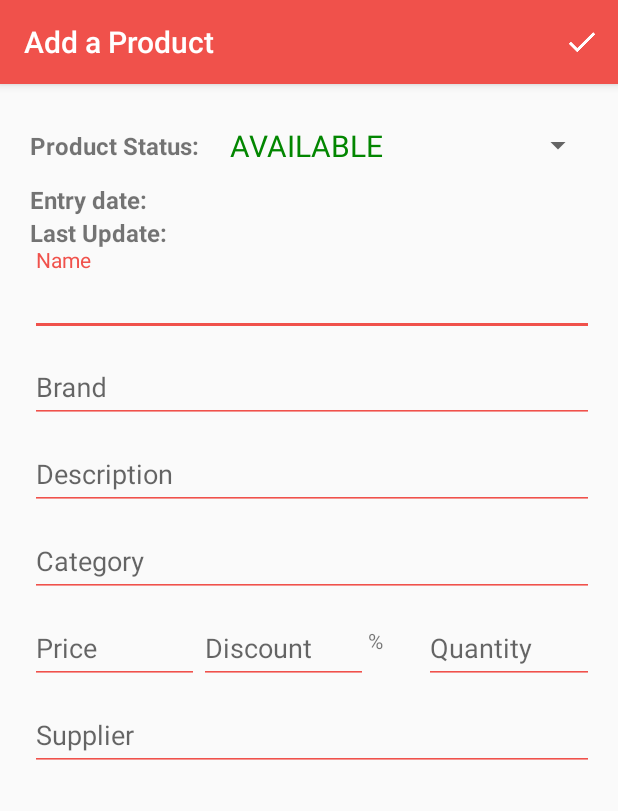
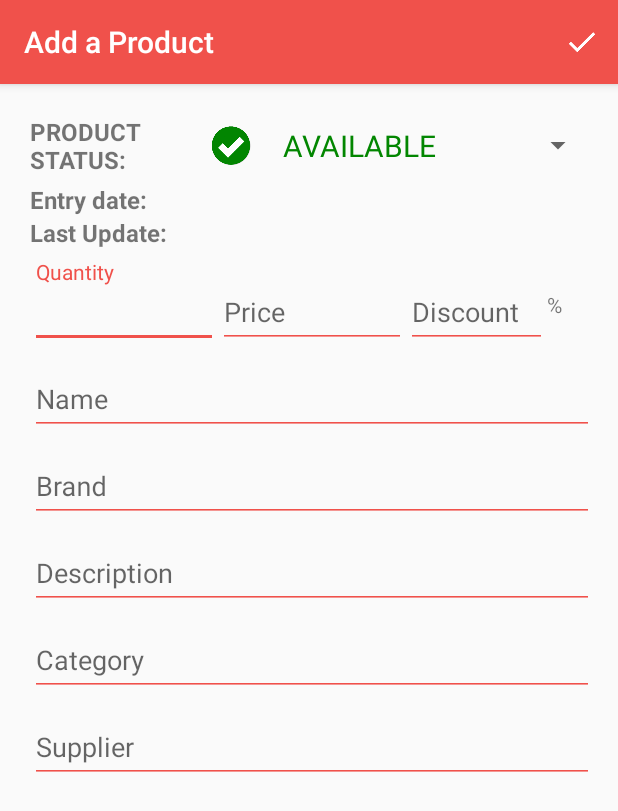
Before and after one commit to jesselima/nanodegree-android-basic-inventory-app, an Android app: the EditorActivity screen opened directly, with no data from a screen before it, on a phone screen of 412 x 824 dp. Shown: the top 811 px of the screen. Run offline under Robolectric (Android 15) with nearby library versions, the phone set to English and light mode, and no system bars.

Commit message:
fix: validation for out of stock product status
When a product has quantity == 0 the status is set to OUT_OF_STOCK on the UI.
Status has a icon alert for a better user experience.

```diff
--- a/app/src/main/java/com/udacity/inventory/EditorActivity.java
+++ b/app/src/main/java/com/udacity/inventory/EditorActivity.java
@@ -21,6 +21,7 @@ import android.view.View;
 import android.widget.AdapterView;
 import android.widget.ArrayAdapter;
 import android.widget.EditText;
+import android.widget.ImageView;
 import android.widget.Spinner;
 import android.widget.TextView;
 import android.widget.Toast;
@@ -49,11 +50,13 @@ public class EditorActivity extends AppCompatActivity implements
     private TextView mEntryDateEditText, mUpdatedDateEditText;
     private Spinner mProductStatusSpinner;
 
+    private ImageView mImageProductStatus;
+
     private Toast toast;
     private long currentProductEntryDate;
     private boolean isEditingProduct = false;
 
-    private int mProductStatus = ProductEntry.PRODUCT_STATUS_OUT_OF_STOCK;
+    private int mProductStatus = ProductEntry.PRODUCT_STATUS_AVAILABLE;
     private boolean mProductHasChanged = false;
 
     private View.OnTouchListener mTouchListener = new View.OnTouchListener() {
@@ -93,6 +96,8 @@ public class EditorActivity extends AppCompatActivity implements
         mUpdatedDateEditText = findViewById(R.id.tv_updated_date);
         mProductStatusSpinner = findViewById(R.id.spinner_status);
 
+        mImageProductStatus = findViewById(R.id.iv_product_status);
+
         mNameEditText.setOnTouchListener(mTouchListener);
         mBrandEditText.setOnTouchListener(mTouchListener);
         mDescriptionEditText.setOnTouchListener(mTouchListener);
@@ -122,16 +127,19 @@ public class EditorActivity extends AppCompatActivity implements
                         /* Changes spinner font size and color. Color changes according to its position */
                         ((TextView) parent.getChildAt(0)).setTextColor(ContextCompat.getColor(getApplicationContext(), R.color.colorSpinnerAvailable));
                         ((TextView) parent.getChildAt(0)).setTextSize(20);
+                        mImageProductStatus.setImageResource(R.drawable.ic_product_available_shadow);
                     } else if (selection.equals(getString(R.string.product_status_out_of_stock))) {
                         mProductStatus = ProductEntry.PRODUCT_STATUS_OUT_OF_STOCK;
                         /* Changes spinner font size and color. Color changes according to its position */
                         ((TextView) parent.getChildAt(0)).setTextColor(ContextCompat.getColor(getApplicationContext(), R.color.colorSpinnerOutOfStock));
                         ((TextView) parent.getChildAt(0)).setTextSize(20);
+                        mImageProductStatus.setImageResource(R.drawable.ic_product_out_of_stock_shadow);
                     } else {
                         mProductStatus = ProductEntry.PRODUCT_STATUS_OUT_OF_MARKET;
                         /* Changes spinner font size and color. Color changes according to its position */
                         ((TextView) parent.getChildAt(0)).setTextColor(ContextCompat.getColor(getApplicationContext(), R.color.colorSpinnerOutOfMarket));
                         ((TextView) parent.getChildAt(0)).setTextSize(20);
+                        mImageProductStatus.setImageResource(R.drawable.ic_product_deprecated_shadow);
                     }
                 }
             }
@@ -144,12 +152,8 @@ public class EditorActivity extends AppCompatActivity implements
         });
     }
 
-
-
     @Override
     public boolean onCreateOptionsMenu(Menu menu) {
-        // Inflate the menu options from the res/menu/menu_editor.xml file.
-        // This adds menu items to the app bar.
         getMenuInflater().inflate(R.menu.menu_editor, menu);
         return true;
     }
@@ -293,8 +297,8 @@ public class EditorActivity extends AppCompatActivity implements
             String  category =      cursor.getString(categoryColumnIndex);
             double  price =         cursor.getDouble(priceColumnIndex);
             int     discount =      cursor.getInt(discountColumnIndex);
+            String  supplier =      cursor.getString(supplierColumnIndex);
             int     quantity =      cursor.getInt(quantityColumnIndex);
-            String  supplier =      cursor.getString(supplierColumnIndex);
 
             long entryDateLong = cursor.getInt(entryDateColumnIndex);
                 // Convert the date to a friendly format
@@ -302,7 +306,8 @@ public class EditorActivity extends AppCompatActivity implements
                 Calendar calendar = Calendar.getInstance();
                 calendar.setTimeInMillis(entryDateLong * 1000);
                 String entryDate =  formatter.format(calendar.getTime());
-
+                // Product data has been return from data. Sou we need to set the currentProductEntryDate == to the product date returned.
+                // This avoid to update the entry date while updating others products fields.
                 currentProductEntryDate = entryDateLong;
 
             long updatedDateLong = cursor.getInt(updatedColumnIndex);
@@ -326,7 +331,22 @@ public class EditorActivity extends AppCompatActivity implements
             mEntryDateEditText.setText(String.valueOf(entryDate));
             mUpdatedDateEditText.setText(String.valueOf(updatedDate));
 
+            /* Status codes:
+            * AVAILABLE = 0;
+            * OUT_OF_STOCK = 1;
+            * DEPRECATED = 2;
+            */
             int status = cursor.getInt(statusColumnIndex);
+            if (status == 2){
+                doToast("Attention! This product is deprecated.");
+            }else if (quantity == 0){
+                status = ProductEntry.PRODUCT_STATUS_OUT_OF_STOCK; // if quantity is 1 set status to out of stock.
+            }else if (quantity >= 1){
+                status = ProductEntry.PRODUCT_STATUS_AVAILABLE;
+            }
+
+
+
             switch (status) {
                 case ProductEntry.PRODUCT_STATUS_AVAILABLE:
                     mProductStatusSpinner.setSelection(status);
@@ -462,9 +482,6 @@ public class EditorActivity extends AppCompatActivity implements
         }
     }
 
-
-
-
     private void doToast(String string) {
         if (toast != null) {
             toast.cancel();
--- a/app/src/main/java/com/udacity/inventory/data/ProductContract.java
+++ b/app/src/main/java/com/udacity/inventory/data/ProductContract.java
@@ -49,6 +49,9 @@ public final class ProductContract {
             }
             return false;
         }
+
+
+
     }
 
 }
--- a/app/src/main/res/layout/activity_editor.xml
+++ b/app/src/main/res/layout/activity_editor.xml
@@ -25,6 +25,8 @@
                 android:orientation="vertical"
                 android:paddingLeft="4dp">
 
+
+
                 <LinearLayout
                     android:id="@+id/container_status"
                     android:layout_width="match_parent"
@@ -33,18 +35,26 @@
                     <TextView
                         android:layout_width="0dp"
                         android:layout_height="match_parent"
-                        android:layout_weight="1"
+                        android:layout_weight="2"
+                        android:textAllCaps="true"
                         android:gravity="center_vertical"
                         android:text="Product Status:"
                         android:textSize="16sp"
                         android:textStyle="bold"/>
+                    <ImageView
+                        android:id="@+id/iv_product_status"
+                        android:layout_width="0dp"
+                        android:layout_height="match_parent"
+                        android:layout_weight="1"
+                        android:padding="12dp"
+                        android:src="@drawable/ic_product_available_shadow"/>
                     <Spinner
                         android:id="@+id/spinner_status"
                         android:layout_width="0dp"
                         android:layout_height="50dp"
-                        android:layout_weight="2"
-                        android:spinnerMode="dropdown"
-                        android:tooltipText="Clique me"/>
+                        android:layout_weight="4"
+                        android:spinnerMode="dropdown"/>
+
                 </LinearLayout>
 
                 <LinearLayout
@@ -71,7 +81,8 @@
                 <LinearLayout
                     android:layout_width="match_parent"
                     android:layout_height="wrap_content"
-                    android:orientation="horizontal">
+                    android:orientation="horizontal"
+                    android:layout_marginBottom="8dp">
                     <TextView
                         android:layout_width="0dp"
                         android:layout_height="match_parent"
@@ -89,6 +100,65 @@
                         android:textSize="16sp"
                         tools:text="01/05/2018"/>
                 </LinearLayout>
+
+                <LinearLayout
+                    android:layout_width="match_parent"
+                    android:layout_height="wrap_content"
+                    android:orientation="horizontal">
+                    <!-- Product Quantity -->
+                    <android.support.design.widget.TextInputLayout
+                        android:layout_width="0dp"
+                        android:layout_height="wrap_content"
+                        android:layout_weight="4"
+                        app:hintTextAppearance="@style/formHintText">
+                        <EditText
+                            android:id="@+id/edit_product_quantity"
+                            android:layout_width="match_parent"
+                            android:layout_height="wrap_content"
+                            android:hint="Quantity"
+                            android:inputType="number"
+                            android:maxLines="1"
+                            android:theme="@style/formEditText" />
+                    </android.support.design.widget.TextInputLayout>
+                    <!-- Product Price -->
+                    <android.support.design.widget.TextInputLayout
+                        android:layout_width="0dp"
+                        android:layout_height="wrap_content"
+                        android:layout_weight="4"
+                        app:hintTextAppearance="@style/formHintText">
+                        <EditText
+                            android:id="@+id/edit_product_price"
+                            android:layout_width="match_parent"
+                            android:layout_height="wrap_content"
+                            android:hint="Price"
+                            android:inputType="numberDecimal"
+                            android:maxLines="1"
+                            android:theme="@style/formEditText" />
+                    </android.support.design.widget.TextInputLayout>
+                    <!-- Product Discount -->
+                    <android.support.design.widget.TextInputLayout
+                        android:layout_width="0dp"
+                        android:layout_height="wrap_content"
+                        android:layout_weight="3"
+                        app:hintTextAppearance="@style/formHintText">
+                        <EditText
+                            android:id="@+id/edit_product_discount"
+                            android:layout_width="match_parent"
+                            android:layout_height="wrap_content"
+                            android:hint="Discount"
+                            android:inputType="numberDecimal"
+                            android:maxLines="1"
+                            android:theme="@style/formEditText" />
+                    </android.support.design.widget.TextInputLayout>
+                    <!-- Discount % symbol -->
+                    <TextView
+                        android:layout_width="0dp"
+                        android:layout_height="wrap_content"
+                        android:layout_gravity="center_vertical"
+                        android:layout_weight="1"
+                        android:text="%"/>
+                </LinearLayout>
+
                 <!-- Product Name -->
                 <android.support.design.widget.TextInputLayout
                     android:layout_width="match_parent"
@@ -149,68 +219,6 @@
                         android:theme="@style/formEditText" />
                 </android.support.design.widget.TextInputLayout>
 
-                <LinearLayout
-                    android:layout_width="match_parent"
-                    android:layout_height="wrap_content"
-                    android:orientation="horizontal">
-                    <!-- Product Price -->
-                    <android.support.design.widget.TextInputLayout
-                        android:layout_width="0dp"
-                        android:layout_height="wrap_content"
-                        android:layout_weight="3"
-                        app:hintTextAppearance="@style/formHintText">
-                        <EditText
-                            android:id="@+id/edit_product_price"
-                            android:layout_width="match_parent"
-                            android:layout_height="wrap_content"
-                            android:hint="Price"
-                            android:inputType="numberDecimal"
-                            android:maxLines="1"
-                            android:theme="@style/formEditText" />
-                    </android.support.design.widget.TextInputLayout>
-
-
-                    <!-- Product Discount -->
-                    <android.support.design.widget.TextInputLayout
-                        android:layout_width="0dp"
-                        android:layout_height="wrap_content"
-                        android:layout_weight="3"
-                        app:hintTextAppearance="@style/formHintText">
-                        <EditText
-                            android:id="@+id/edit_product_discount"
-                            android:layout_width="match_parent"
-                            android:layout_height="wrap_content"
-                            android:hint="Discount"
-                            android:inputType="numberDecimal"
-                            android:maxLines="1"
-                            android:theme="@style/formEditText" />
-                    </android.support.design.widget.TextInputLayout>
-
-                    <TextView
-                        android:layout_width="0dp"
-                        android:layout_height="wrap_content"
-                        android:layout_gravity="center_vertical"
-
-                        android:layout_weight="1"
-                        android:text="%"/>
-
-                    <!-- Product Quantity -->
-                    <android.support.design.widget.TextInputLayout
-                        android:layout_width="0dp"
-                        android:layout_height="wrap_content"
-                        android:layout_weight="3"
-                        app:hintTextAppearance="@style/formHintText">
-                        <EditText
-                            android:id="@+id/edit_product_quantity"
-                            android:layout_width="match_parent"
-                            android:layout_height="wrap_content"
-                            android:hint="Quantity"
-                            android:inputType="number"
-                            android:maxLines="1"
-                            android:theme="@style/formEditText" />
-                    </android.support.design.widget.TextInputLayout>
-                </LinearLayout>
-
                 <!-- Product Quantity -->
                 <android.support.design.widget.TextInputLayout
                     android:layout_width="match_parent"
```
Also changed, not shown: app/src/main/res/drawable-hdpi/ic_product_available_shadow.png (added), app/src/main/res/drawable-hdpi/ic_product_deprecated_shadow.png (added), app/src/main/res/drawable-hdpi/ic_product_out_of_stock_shadow.png (added), app/src/main/res/drawable-mdpi/ic_product_available_shadow.png (added), app/src/main/res/drawable-mdpi/ic_product_deprecated_shadow.png (added), app/src/main/res/drawable-mdpi/ic_product_out_of_stock_shadow.png (added), app/src/main/res/drawable-xhdpi/ic_product_available_shadow.png (added), app/src/main/res/drawable-xhdpi/ic_product_deprecated_shadow.png (added), app/src/main/res/drawable-xhdpi/ic_product_out_of_stock_shadow.png (added), app/src/main/res/drawable-xxhdpi/ic_product_available_shadow.png (added), app/src/main/res/drawable-xxhdpi/ic_product_deprecated_shadow.png (added), app/src/main/res/drawable-xxhdpi/ic_product_out_of_stock_shadow.png (added), app/src/main/res/drawable-xxxhdpi/ic_product_available_shadow.png (added), app/src/main/res/drawable-xxxhdpi/ic_product_deprecated_shadow.png (added), 1 more files. Lines whose indentation alone changed are shown as unchanged.
